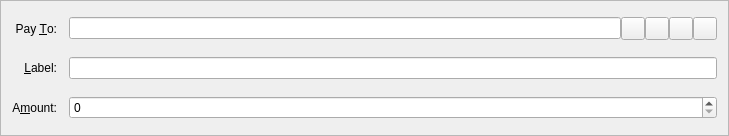
This is src/qt/forms/sendcoinsentry.ui in IOCoin/DIONS as Qt 5 draws it before an edit. The edited form follows.
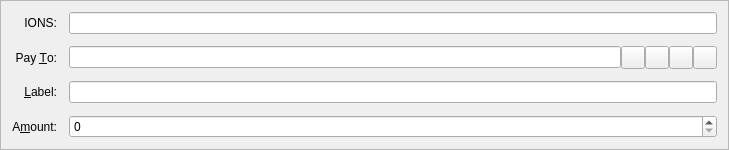
This is the edited form. Icons and pictures are not drawn. Custom widgets are drawn as their Qt base class.

What changed in the file:
```diff
--- a/src/qt/forms/sendcoinsentry.ui
+++ b/src/qt/forms/sendcoinsentry.ui
@@ -161,6 +161,19 @@
      </item>
     </layout>
    </item>
+   <item row="0" column="1">
+    <widget class="QLineEdit" name="ionsUsername"/>
+   </item>
+   <item row="0" column="0">
+    <widget class="QLabel" name="label_3">
+     <property name="text">
+      <string>IONS:</string>
+     </property>
+     <property name="alignment">
+      <set>Qt::AlignRight|Qt::AlignTrailing|Qt::AlignVCenter</set>
+     </property>
+    </widget>
+   </item>
   </layout>
  </widget>
  <customwidgets>
```
